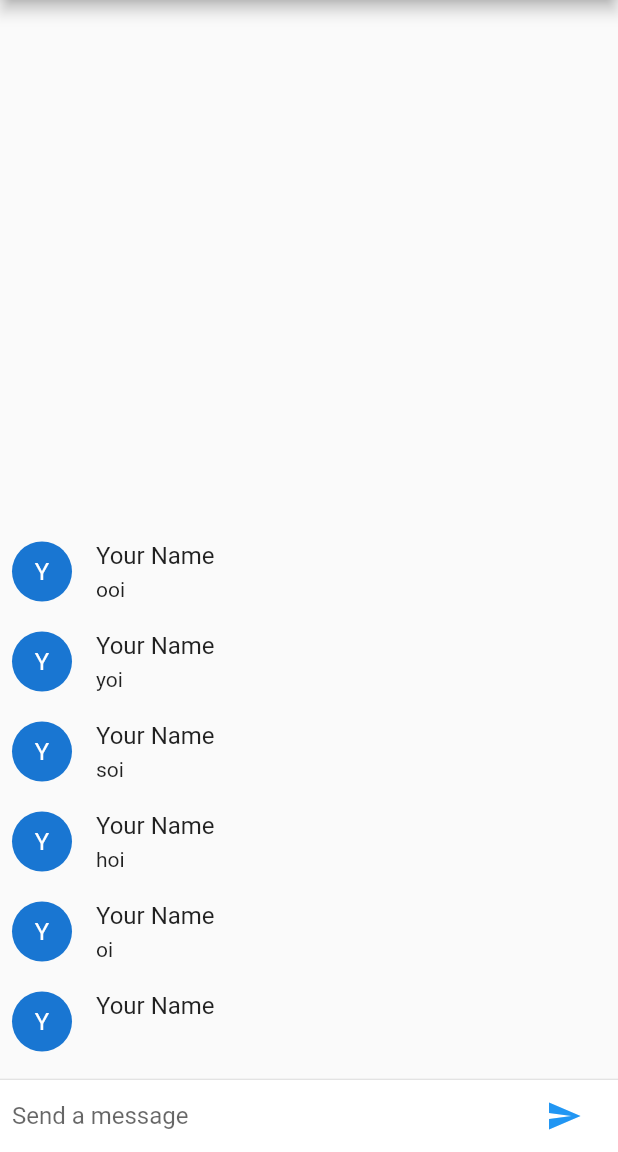
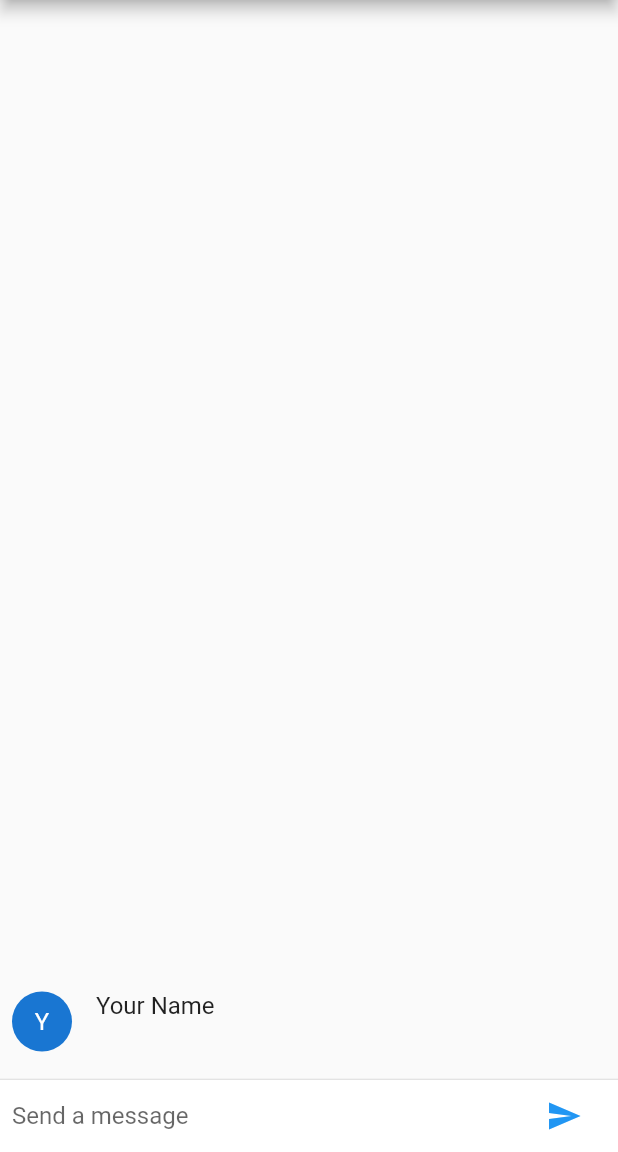
Before and after one commit to adwd/friendly_chat, a Flutter app: the screen it shows after launch, after a tap on the "send" icon, on a phone screen of 412 x 824 dp, the part 84-1236 px from its top. Run offline on Flutter 3.47's test engine with Material 2 defaults, Android fonts, the phone set to English and light mode, and no system bars.

```diff
--- a/lib/chat_message.dart
+++ b/lib/chat_message.dart
@@ -4,11 +4,16 @@ const String _name = "Your Name";
 
 class ChatMessage extends StatelessWidget {
   final String text;
-  ChatMessage({this.text});
+  final AnimationController animationController;
+  ChatMessage({this.text, this.animationController});
 
   @override
   Widget build(BuildContext context) {
-    return new Container(
+    return new SizeTransition(
+      sizeFactor: new CurvedAnimation(
+          parent: animationController, curve: Curves.easeInOut),
+      axisAlignment: 0.0,
+      child: new Container(
         margin: const EdgeInsets.symmetric(vertical: 10.0),
         child: new Row(
           crossAxisAlignment: CrossAxisAlignment.start,
@@ -34,6 +39,7 @@ class ChatMessage extends StatelessWidget {
             )
           ],
         ),
+      ),
     );
   }
 }
--- a/lib/chat_screen.dart
+++ b/lib/chat_screen.dart
@@ -6,12 +6,8 @@ class ChatScreen extends StatefulWidget {
   State createState() => new ChatScreenState();
 }
 
-class ChatScreenState extends State<ChatScreen> {
-  final List<ChatMessage> _messages = ["oi", "hoi", "soi", "yoi", "ooi"]
-      .map((text) => new ChatMessage(
-            text: text,
-          ))
-      .toList();
+class ChatScreenState extends State<ChatScreen> with TickerProviderStateMixin {
+  final List<ChatMessage> _messages = <ChatMessage>[];
   final TextEditingController _textController = new TextEditingController();
 
   @override
@@ -43,12 +39,27 @@ class ChatScreenState extends State<ChatScreen> {
         ));
   }
 
-  _handleSubmitted(String text) {
+  @override
+  void dispose() {
+    for (ChatMessage message in _messages) {
+      message.animationController.dispose();
+    }
+    super.dispose();
+  }
+
+  void _handleSubmitted(String text) {
     _textController.clear();
-    ChatMessage message = new ChatMessage(text: text);
+    ChatMessage message = new ChatMessage(
+      text: text,
+      animationController: new AnimationController(
+        duration: new Duration(milliseconds: 200),
+        vsync: this,
+      ),
+    );
     setState(() {
       _messages.insert(0, message);
     });
+    message.animationController.forward();
   }
 
   Widget _buildTextComposer() {
```
Lines whose indentation alone changed are shown as unchanged.
